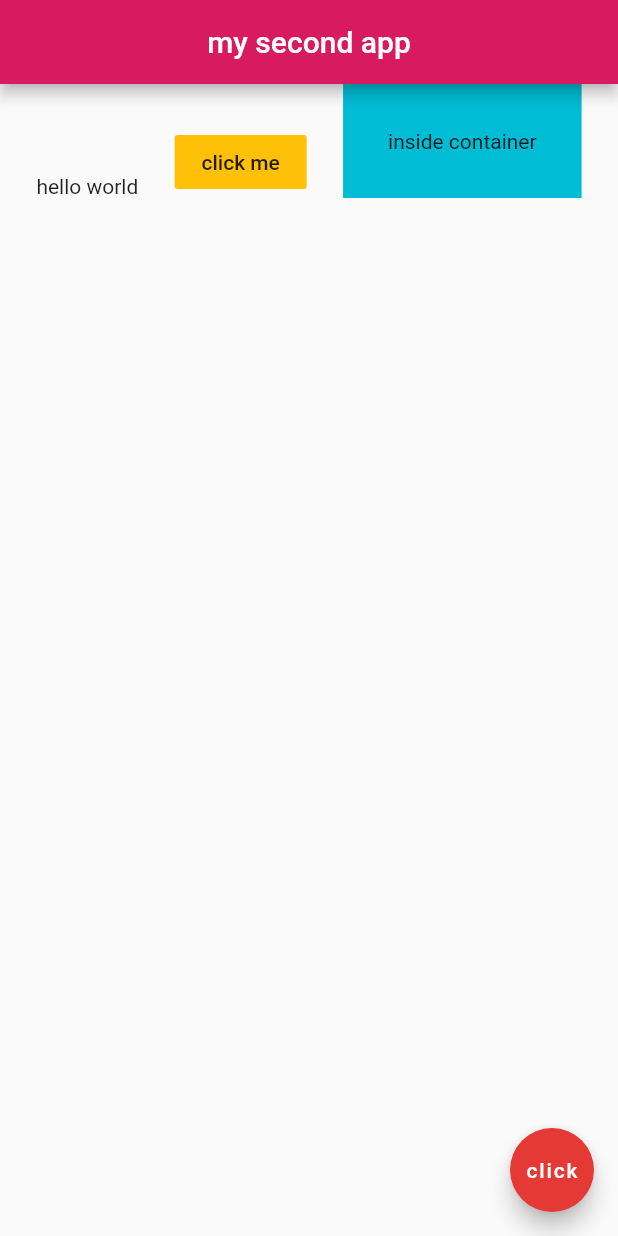
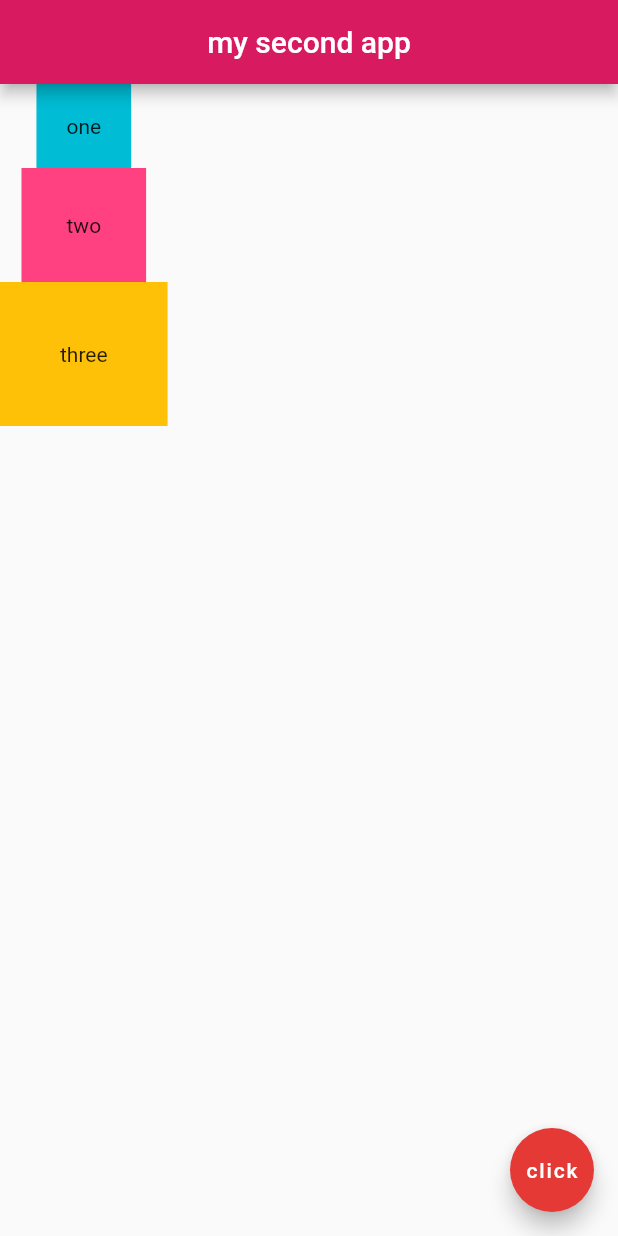
Before and after one commit to HukumBasnet/flutterStart, a Flutter app: the screen it shows after launch, on a phone screen of 412 x 824 dp. Run offline on Flutter 3.47's test engine with Material 2 defaults, Android fonts, the phone set to English and light mode, and no system bars.

Commit message:
first colum

```diff
--- a/lib/main.dart
+++ b/lib/main.dart
@@ -11,20 +11,22 @@ class Home extends StatelessWidget {
         centerTitle: true,
         backgroundColor: Colors.pink[600],
       ),
-      body: Row(
-        mainAxisAlignment: MainAxisAlignment.spaceEvenly,
-        crossAxisAlignment: CrossAxisAlignment.end,
+      body: Column(
         children: <Widget>[
-          Text('hello world'),
-          FlatButton(
-            onPressed: () {},
-            color: Colors.amber,
-            child: Text('click me'),
+          Container(
+            child: Text('one'),
+            color: Colors.cyan,
+            padding: EdgeInsets.all(20.0),
           ),
           Container(
-            color: Colors.cyan,
             padding: EdgeInsets.all(30.0),
-            child: Text('inside container'),
+            color: Colors.pinkAccent,
+            child: Text('two'),
+          ),
+          Container(
+            child: Text('three'),
+            color: Colors.amber,
+            padding: EdgeInsets.all(40.0),
           )
         ],
       ),
```
